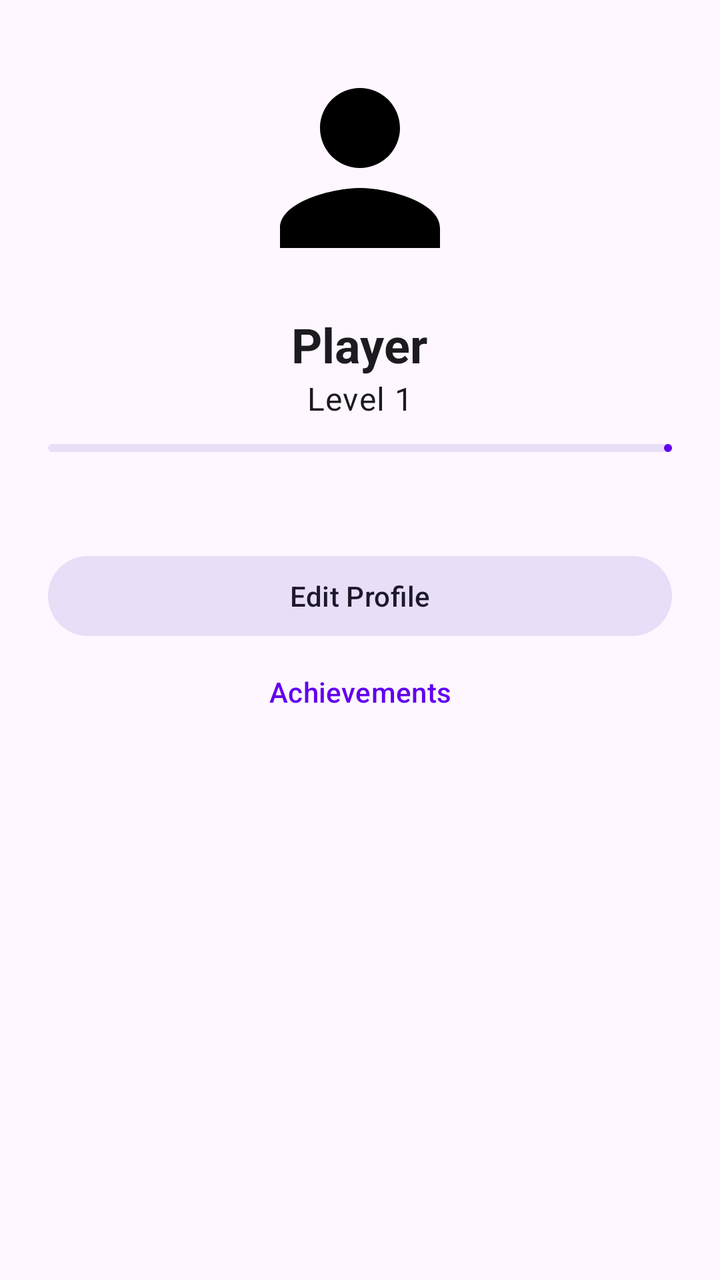
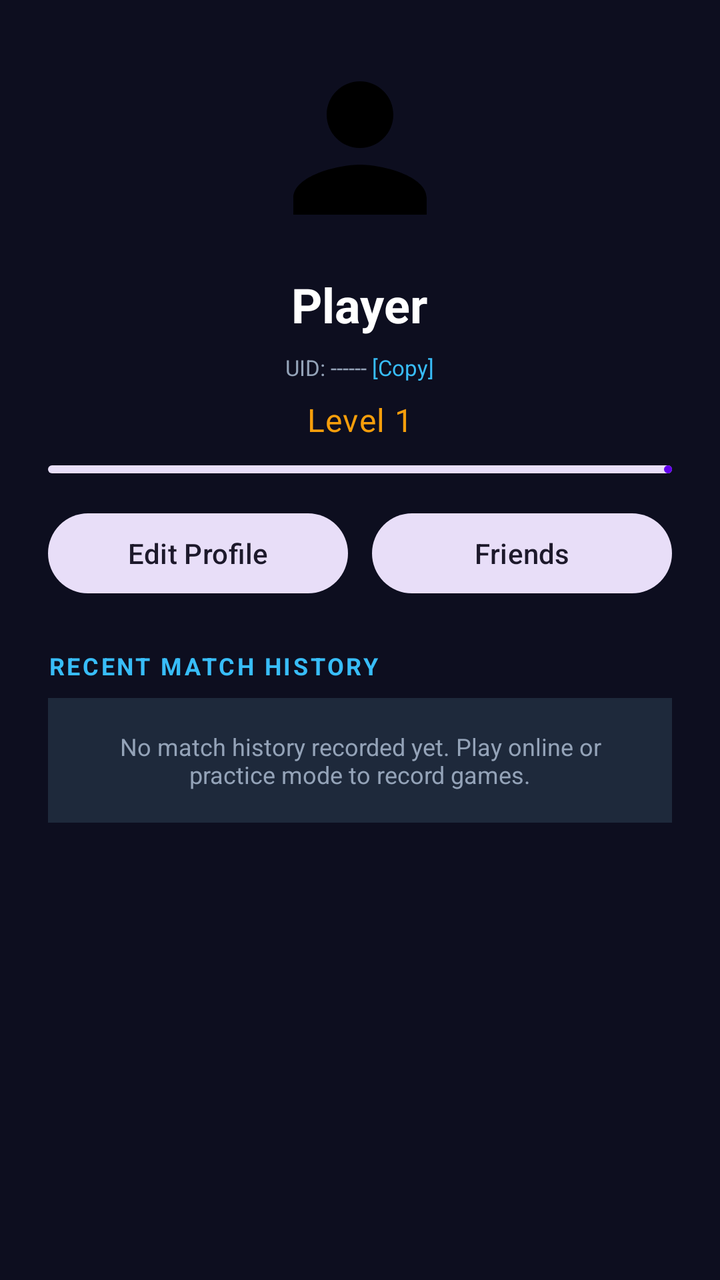

Compare the two renders of this Android layout. The source of the first and the diff that turns it into the second are given below.
<!-- AndroidManifest.xml: application theme Theme.TerritoryWars -->
<!-- res/layout/fragment_profile.xml -->
<?xml version="1.0" encoding="utf-8"?>
<androidx.constraintlayout.widget.ConstraintLayout xmlns:android="http://schemas.android.com/apk/res/android"
    xmlns:app="http://schemas.android.com/apk/res-auto"
    android:layout_width="match_parent"
    android:layout_height="match_parent">

    <androidx.core.widget.NestedScrollView
        android:layout_width="0dp"
        android:layout_height="0dp"
        app:layout_constraintTop_toTopOf="parent"
        app:layout_constraintBottom_toBottomOf="parent"
        app:layout_constraintStart_toStartOf="parent"
        app:layout_constraintEnd_toEndOf="parent">

        <LinearLayout
            android:layout_width="match_parent"
            android:layout_height="wrap_content"
            android:orientation="vertical"
            android:gravity="center_horizontal"
            android:padding="@dimen/space_24">

            <com.google.android.material.imageview.ShapeableImageView
                android:id="@+id/profileAvatar"
                android:layout_width="120dp"
                android:layout_height="120dp"
                app:shapeAppearanceOverlay="@style/ShapeAppearance.TerritoryWars.Avatar"
                app:srcCompat="@drawable/ic_profile" />

            <TextView
                android:id="@+id/profileUsername"
                style="@style/TextAppearance.TerritoryWars.HeadlineSmall"
                android:layout_width="wrap_content"
                android:layout_height="wrap_content"
                android:layout_marginTop="@dimen/space_12"
                android:text="Player" />

            <TextView
                android:id="@+id/profileLevel"
                style="@style/TextAppearance.TerritoryWars.BodyLarge"
                android:layout_width="wrap_content"
                android:layout_height="wrap_content"
                android:text="Level 1" />

            <com.google.android.material.progressindicator.LinearProgressIndicator
                android:id="@+id/xpProgress"
                android:layout_width="match_parent"
                android:layout_height="wrap_content"
                android:layout_marginTop="@dimen/space_12"
                android:progress="35"
                app:trackCornerRadius="8dp" />

            
            <GridLayout
                android:id="@+id/statGrid"
                android:layout_width="match_parent"
                android:layout_height="wrap_content"
                android:layout_marginTop="@dimen/space_24"
                android:columnCount="2" />

            <com.google.android.material.button.MaterialButton
                android:id="@+id/editProfileButton"
                style="@style/Widget.Material3.Button.TonalButton"
                android:layout_width="match_parent"
                android:layout_height="wrap_content"
                android:layout_marginTop="@dimen/space_24"
                android:text="Edit Profile" />

            <com.google.android.material.button.MaterialButton
                android:id="@+id/achievementsButton"
                style="@style/Widget.Material3.Button.TextButton"
                android:layout_width="match_parent"
                android:layout_height="wrap_content"
                android:text="Achievements" />
        </LinearLayout>
    </androidx.core.widget.NestedScrollView>
</androidx.constraintlayout.widget.ConstraintLayout>
<!-- resources referenced by this layout -->
<resources>
  <dimen name="space_12">12dp</dimen>
  <dimen name="space_24">24dp</dimen>
  <!-- drawable ic_profile (drawable) -->
  <?xml version="1.0" encoding="utf-8"?>
  <vector xmlns:android="http://schemas.android.com/apk/res/android"
      android:width="24dp"
      android:height="24dp"
      android:viewportWidth="24"
      android:viewportHeight="24">
      <path
          android:fillColor="#FF000000"
          android:pathData="M12,12c2.21,0 4,-1.79 4,-4s-1.79,-4 -4,-4 -4,1.79 -4,4 1.79,4 4,4zM12,14c-2.67,0 -8,1.34 -8,4v2h16v-2c0,-2.66 -5.33,-4 -8,-4z" />
  </vector>
  <style name="ShapeAppearance.TerritoryWars.Avatar" parent="ShapeAppearance.Material3.Corner.Full" />
  <style name="TextAppearance.TerritoryWars.BodyLarge" parent="TextAppearance.Material3.BodyLarge" />
  <style name="TextAppearance.TerritoryWars.HeadlineSmall" parent="TextAppearance.Material3.HeadlineSmall">
          <item name="android:textStyle">bold</item>
      </style>
  <style name="Theme.TerritoryWars" parent="Theme.Material3.DayNight.NoActionBar">
          
          <item name="colorPrimary">@color/purple_500</item>
          <item name="colorPrimaryVariant">@color/purple_700</item>
          <item name="colorOnPrimary">@color/white</item>
          
          <item name="colorSecondary">@color/teal_200</item>
          <item name="colorSecondaryVariant">@color/teal_700</item>
          <item name="colorOnSecondary">@color/black</item>
          
          <item name="android:statusBarColor">@android:color/transparent</item>
          <item name="android:navigationBarColor">@android:color/transparent</item>
          <item name="android:windowDrawsSystemBarBackgrounds">true</item>
      </style>
  <color name="purple_500">#FF6200EE</color>
  <color name="purple_700">#FF3700B3</color>
  <color name="white">#FFFFFFFF</color>
  <color name="teal_200">#FF03DAC5</color>
  <color name="teal_700">#FF018786</color>
  <color name="black">#FF000000</color>
</resources>

<!-- the commit's change to res/layout/fragment_profile.xml (unified diff, before → after) -->
@@ -2,11 +2,14 @@
 <androidx.constraintlayout.widget.ConstraintLayout xmlns:android="http://schemas.android.com/apk/res/android"
     xmlns:app="http://schemas.android.com/apk/res-auto"
     android:layout_width="match_parent"
-    android:layout_height="match_parent">
+    android:layout_height="match_parent"
+    android:background="@color/bg_dark">
 
     <androidx.core.widget.NestedScrollView
         android:layout_width="0dp"
         android:layout_height="0dp"
+        android:clipToPadding="false"
+        android:paddingBottom="80dp"
         app:layout_constraintTop_toTopOf="parent"
         app:layout_constraintBottom_toBottomOf="parent"
         app:layout_constraintStart_toStartOf="parent"
@@ -21,8 +24,8 @@
 
             <com.google.android.material.imageview.ShapeableImageView
                 android:id="@+id/profileAvatar"
-                android:layout_width="120dp"
-                android:layout_height="120dp"
+                android:layout_width="100dp"
+                android:layout_height="100dp"
                 app:shapeAppearanceOverlay="@style/ShapeAppearance.TerritoryWars.Avatar"
                 app:srcCompat="@drawable/ic_profile" />
 
@@ -32,13 +35,44 @@
                 android:layout_width="wrap_content"
                 android:layout_height="wrap_content"
                 android:layout_marginTop="@dimen/space_12"
+                android:textColor="#FFFFFF"
                 android:text="Player" />
+
+            
+            <LinearLayout
+                android:id="@+id/uidContainer"
+                android:layout_width="wrap_content"
+                android:layout_height="wrap_content"
+                android:orientation="horizontal"
+                android:gravity="center_vertical"
+                android:clickable="true"
+                android:focusable="true"
+                android:layout_marginTop="4dp"
+                android:padding="4dp">
+
+                <TextView
+                    android:id="@+id/tvUserUid"
+                    android:layout_width="wrap_content"
+                    android:layout_height="wrap_content"
+                    android:textColor="#94A3B8"
+                    android:textSize="11sp"
+                    android:text="UID: ------" />
+
+                <TextView
+                    android:layout_width="wrap_content"
+                    android:layout_height="wrap_content"
+                    android:textColor="#38BDF8"
+                    android:textSize="11sp"
+                    android:text=" [Copy]" />
+            </LinearLayout>
 
             <TextView
                 android:id="@+id/profileLevel"
                 style="@style/TextAppearance.TerritoryWars.BodyLarge"
                 android:layout_width="wrap_content"
                 android:layout_height="wrap_content"
+                android:layout_marginTop="4dp"
+                android:textColor="#F59E0B"
                 android:text="Level 1" />
 
             <com.google.android.material.progressindicator.LinearProgressIndicator
@@ -50,27 +84,62 @@
                 app:trackCornerRadius="8dp" />
 
             
-            <GridLayout
-                android:id="@+id/statGrid"
+            <LinearLayout
                 android:layout_width="match_parent"
                 android:layout_height="wrap_content"
-                android:layout_marginTop="@dimen/space_24"
-                android:columnCount="2" />
+                android:orientation="horizontal"
+                android:layout_marginTop="16dp">
 
-            <com.google.android.material.button.MaterialButton
-                android:id="@+id/editProfileButton"
-                style="@style/Widget.Material3.Button.TonalButton"
+                <com.google.android.material.button.MaterialButton
+                    android:id="@+id/editProfileButton"
+                    style="@style/Widget.Material3.Button.TonalButton"
+                    android:layout_width="0dp"
+                    android:layout_height="wrap_content"
+                    android:layout_weight="1"
+                    android:layout_marginEnd="6dp"
+                    android:text="Edit Profile" />
+
+                <com.google.android.material.button.MaterialButton
+                    android:id="@+id/btnViewFriends"
+                    style="@style/Widget.Material3.Button.TonalButton"
+                    android:layout_width="0dp"
+                    android:layout_height="wrap_content"
+                    android:layout_weight="1"
+                    android:layout_marginStart="6dp"
+                    android:text="Friends" />
+
+            </LinearLayout>
+
+            
+            <TextView
                 android:layout_width="match_parent"
                 android:layout_height="wrap_content"
-                android:layout_marginTop="@dimen/space_24"
-                android:text="Edit Profile" />
+                android:layout_marginTop="24dp"
+                android:layout_marginBottom="8dp"
+                android:text="RECENT MATCH HISTORY"
+                android:textColor="#38BDF8"
+                android:textSize="12sp"
+                android:textStyle="bold"
+                android:letterSpacing="0.1" />
 
-            <com.google.android.material.button.MaterialButton
-                android:id="@+id/achievementsButton"
-                style="@style/Widget.Material3.Button.TextButton"
+            <TextView
+                android:id="@+id/tvNoHistory"
                 android:layout_width="match_parent"
                 android:layout_height="wrap_content"
-                android:text="Achievements" />
+                android:background="#1E293B"
+                android:padding="16dp"
+                android:text="No match history recorded yet. Play online or practice mode to record games."
+                android:textColor="#94A3B8"
+                android:textSize="12sp"
+                android:gravity="center" />
+
+            <androidx.recyclerview.widget.RecyclerView
+                android:id="@+id/rvGameHistory"
+                android:layout_width="match_parent"
+                android:layout_height="wrap_content"
+                android:nestedScrollingEnabled="false"
+                android:visibility="gone" />
+
         </LinearLayout>
     </androidx.core.widget.NestedScrollView>
 </androidx.constraintlayout.widget.ConstraintLayout>
<!-- resource entries referenced after the edit -->
@@ -1,5 +1,6 @@
 <!-- resources referenced by this layout -->
 <resources>
+  <color name="bg_dark">#0D0E1F</color>
   <dimen name="space_12">12dp</dimen>
   <dimen name="space_24">24dp</dimen>
   <!-- drawable ic_profile (drawable) -->
